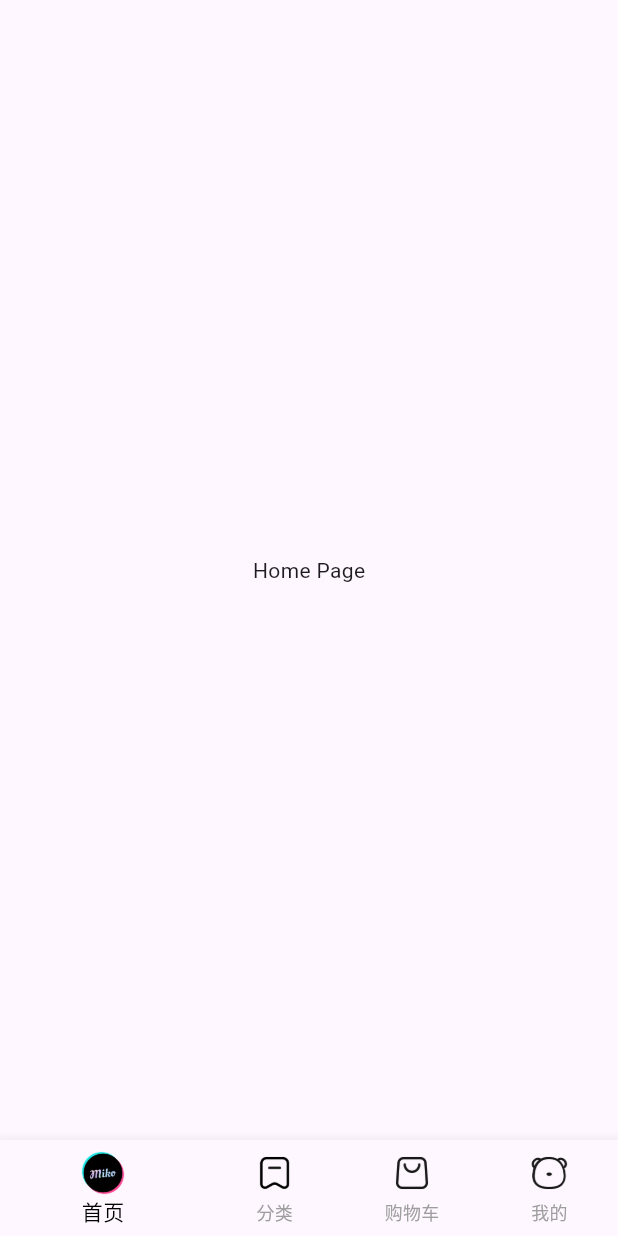
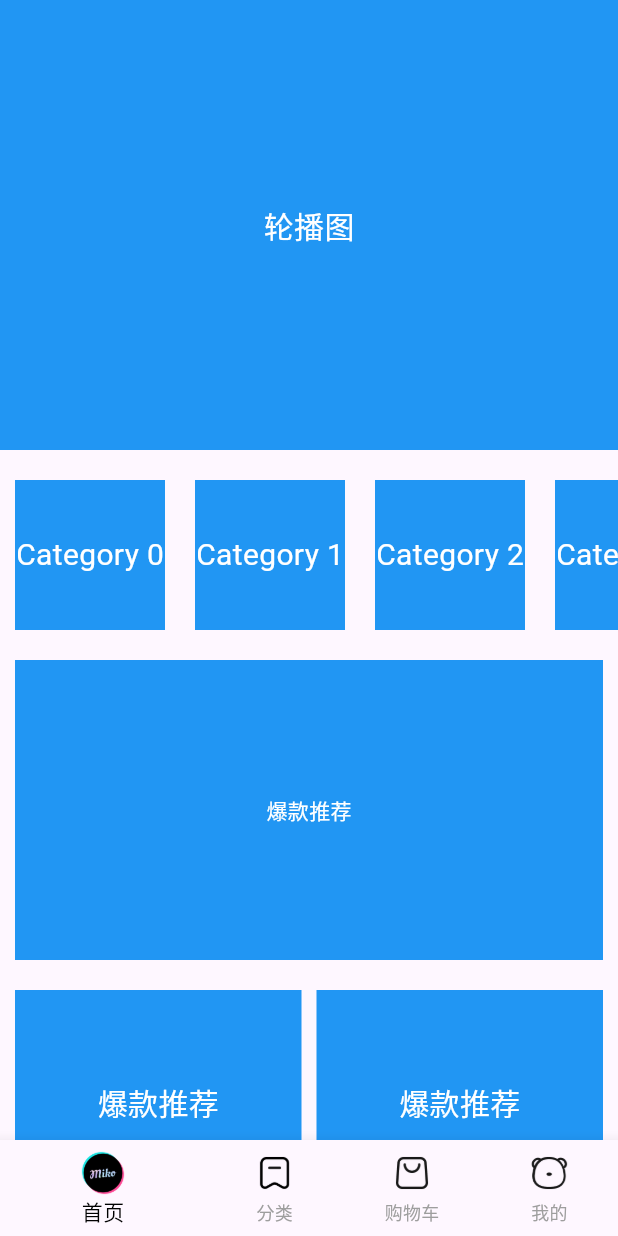
Before and after one commit to wuyanzujs/hm_shop, a Flutter app: the screen it shows after launch, on a phone screen of 412 x 824 dp. Run offline on Flutter 3.47's test engine with Material 3 defaults, Android fonts, the phone set to English and light mode, and no system bars.

Commit message:
搭建页面布局

```diff
--- /dev/null
+++ b/lib/components/Home/Category.dart
@@ -0,0 +1,36 @@
+import 'package:flutter/material.dart';
+
+class Category extends StatefulWidget {
+  const Category({super.key});
+
+  @override
+  State<Category> createState() => _CategoryState();
+}
+
+class _CategoryState extends State<Category> {
+  @override
+  Widget build(BuildContext context) {
+    return SizedBox(
+      height: 100,
+      child: ListView.builder(
+        scrollDirection: Axis.horizontal,
+        // 屏蔽外层CustomScrollView的垂直滚动, 才能进行ListView的横向滚动
+        physics: ClampingScrollPhysics(),
+        itemCount: 10,
+        itemBuilder: (content, index) {
+          return Container(
+            height: 100,
+            width: 100,
+            color: Colors.blue,
+            alignment: Alignment.center,
+            margin: EdgeInsets.symmetric(horizontal: 10),
+            child: Text(
+              "Category $index",
+              style: TextStyle(fontSize: 20, color: Colors.white),
+            ),
+          );
+        },
+      ),
+    );
+  }
+}
--- /dev/null
+++ b/lib/components/Home/HomeSlider.dart
@@ -0,0 +1,21 @@
+import 'package:flutter/material.dart';
+
+class HomeSlider extends StatefulWidget {
+  const HomeSlider({super.key});
+
+  @override
+  State<HomeSlider> createState() => _HomeSliderState();
+}
+
+class _HomeSliderState extends State<HomeSlider> {
+  @override
+  Widget build(BuildContext context) {
+    return Container(
+      height: 300,
+      color: Colors.blue,
+      alignment: Alignment.center,
+      width: double.infinity,
+      child: Text("轮播图", style: TextStyle(color: Colors.white, fontSize: 20)),
+    );
+  }
+}
--- /dev/null
+++ b/lib/components/Home/Hot.dart
@@ -0,0 +1,20 @@
+import 'package:flutter/material.dart';
+
+class Hot extends StatefulWidget {
+  const Hot({super.key});
+
+  @override
+  State<Hot> createState() => _HotState();
+}
+
+class _HotState extends State<Hot> {
+  @override
+  Widget build(BuildContext context) {
+    return Container(
+      height: 150,
+      alignment: Alignment.center,
+      color: Colors.blue,
+      child: Text("爆款推荐", style: TextStyle(color: Colors.white, fontSize: 20)),
+    );
+  }
+}
--- /dev/null
+++ b/lib/components/Home/MoreList.dart
@@ -0,0 +1,28 @@
+import 'package:flutter/material.dart';
+
+class MoreList extends StatefulWidget {
+  const MoreList({super.key});
+
+  @override
+  State<MoreList> createState() => _MoreListState();
+}
+
+class _MoreListState extends State<MoreList> {
+  @override
+  Widget build(BuildContext context) {
+    return SliverGrid.builder(
+      gridDelegate: SliverGridDelegateWithFixedCrossAxisCount(
+        crossAxisCount: 2,
+        crossAxisSpacing: 10,
+        mainAxisSpacing: 10,
+      ),
+      itemBuilder: (BuildContext context, int index) {
+        return Container(
+          color: Colors.blue,
+          alignment: Alignment.center,
+          child: Text("商品 $index", style: TextStyle(color: Colors.white)),
+        );
+      },
+    );
+  }
+}
--- /dev/null
+++ b/lib/components/Home/Suggestion.dart
@@ -0,0 +1,23 @@
+import 'package:flutter/material.dart';
+
+class Suggestion extends StatefulWidget {
+  const Suggestion({super.key});
+
+  @override
+  State<Suggestion> createState() => _SuggestionState();
+}
+
+class _SuggestionState extends State<Suggestion> {
+  @override
+  Widget build(BuildContext context) {
+    return Padding(
+      padding: EdgeInsets.symmetric(horizontal: 10),
+      child: Container(
+        alignment: Alignment.center,
+        color: Colors.blue,
+        height: 200,
+        child: Text("爆款推荐", style: TextStyle(color: Colors.white)),
+      ),
+    );
+  }
+}
--- a/lib/pages/Home/index.dart
+++ b/lib/pages/Home/index.dart
@@ -1,4 +1,9 @@
 import 'package:flutter/material.dart';
+import 'package:hm_shop/components/Home/Category.dart';
+import 'package:hm_shop/components/Home/HomeSlider.dart';
+import 'package:hm_shop/components/Home/Hot.dart';
+import 'package:hm_shop/components/Home/MoreList.dart';
+import 'package:hm_shop/components/Home/Suggestion.dart';
 
 class HomePage extends StatefulWidget {
   const HomePage({super.key});
@@ -8,8 +13,34 @@ class HomePage extends StatefulWidget {
 }
 
 class _HomePageState extends State<HomePage> {
+  List<Widget> _getScrollChildren() {
+    return <Widget>[
+      SliverToBoxAdapter(child: HomeSlider()),
+      SliverToBoxAdapter(child: SizedBox(height: 20)),
+      SliverToBoxAdapter(child: Category()),
+      SliverToBoxAdapter(child: SizedBox(height: 20)),
+      SliverToBoxAdapter(child: Suggestion()),
+      SliverToBoxAdapter(child: SizedBox(height: 20)),
+      SliverToBoxAdapter(
+        child: Padding(
+          padding: EdgeInsets.symmetric(horizontal: 10),
+          child: Flex(
+            direction: Axis.horizontal,
+            children: [
+              Expanded(child: Hot()),
+              SizedBox(width: 10),
+              Expanded(child: Hot()),
+            ],
+          ),
+        ),
+      ),
+      SliverToBoxAdapter(child: SizedBox(height: 20)),
+      MoreList(),
+    ];
+  }
+
   @override
   Widget build(BuildContext context) {
-    return Scaffold(body: Center(child: Text('Home Page')));
+    return CustomScrollView(slivers: _getScrollChildren());
   }
 }
```
